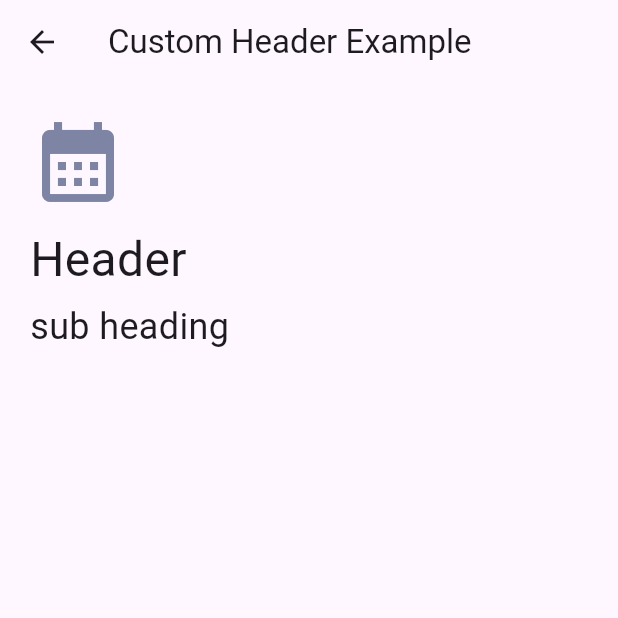
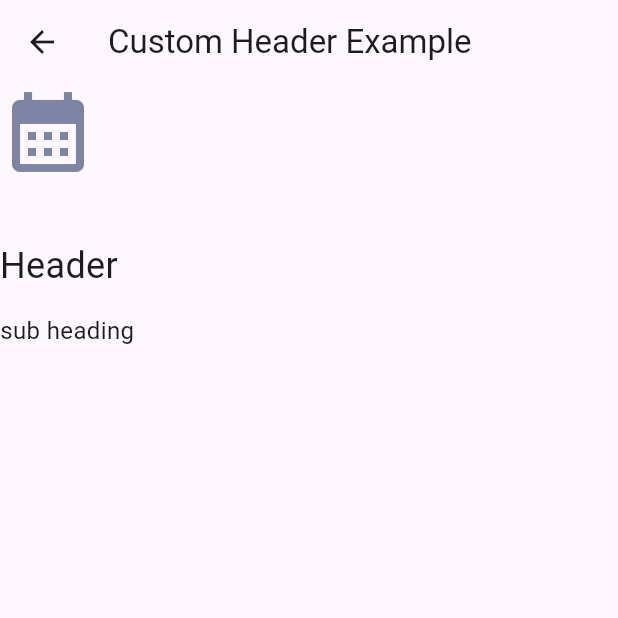
Before and after one commit to Upside-Solutions-Pvt-Ltd/upside_component_lib, a Flutter app: the CustomHeaderScreen screen opened directly, on a phone screen of 412 x 824 dp, the top half of it. Run offline on Flutter 3.47's test engine with Material 3 defaults, Android fonts, the phone set to English and light mode, and no system bars; our stand-ins replace flutter_svg, mask_text_input_formatter, plugin_platform_interface, table_calendar, web.

Commit message:
header component changes

```diff
--- a/lib/ui/component/header/custom_header.dart
+++ b/lib/ui/component/header/custom_header.dart
@@ -6,45 +6,52 @@ class Header extends StatelessWidget {
   final String headerText;
   final String subHeaderText;
   final IconData icon;
+  final MainAxisAlignment mainAxisAlignment;
+  final CrossAxisAlignment crossAxisAlignment;
+  final Color iconColor;
+  final double iconToHeaderSpacing;
+  final TextAlign headerTextAlign;
+  final TextAlign subHeaderTextAlign;
 
   const Header({
     super.key,
     required this.headerText,
     required this.subHeaderText,
     required this.icon,
+    this.mainAxisAlignment = MainAxisAlignment.start,
+    this.crossAxisAlignment = CrossAxisAlignment.start,
+    this.iconColor = AppColors.customHeaderIcon,
+    this.iconToHeaderSpacing = 40,
+    this.headerTextAlign = TextAlign.center,
+    this.subHeaderTextAlign = TextAlign.start,
   });
 
   @override
   Widget build(BuildContext context) {
-    return Padding(
-      padding: const EdgeInsets.all(CustomHeaderConstants.headerPadding),
-      child: Column(
-        mainAxisAlignment: MainAxisAlignment.start,
-        crossAxisAlignment: CrossAxisAlignment.start,
+    return Column(
+      mainAxisAlignment: mainAxisAlignment,
+      crossAxisAlignment: crossAxisAlignment,
       children: [
-          Icon(
-            icon,
-            size: CustomHeaderConstants.iconSize,
-            color: AppColors.customHeaderIcon,
-          ),
-          SizedBox(height: 10),
+        Icon(icon, size: CustomHeaderConstants.iconSize, color: iconColor),
+        SizedBox(height: iconToHeaderSpacing),
         Text(
           headerText,
-            style: TextStyle(
-              fontSize: Theme.of(context).textTheme.headlineLarge?.fontSize,
-              fontWeight: FontWeight.w400,
-            ),
-          ),
-          SizedBox(height: 5),
-          Text(
-            subHeaderText,
           style: TextStyle(
             fontSize: Theme.of(context).textTheme.headlineSmall?.fontSize,
             fontWeight: FontWeight.w400,
           ),
+          textAlign: headerTextAlign,
+        ),
+        SizedBox(height: 15),
+        Text(
+          subHeaderText,
+          style: TextStyle(
+            fontSize: Theme.of(context).textTheme.bodyLarge?.fontSize,
+            fontWeight: FontWeight.w400,
+          ),
+          textAlign: subHeaderTextAlign,
         ),
       ],
-      ),
     );
   }
 }
```
Lines whose indentation alone changed are shown as unchanged.
